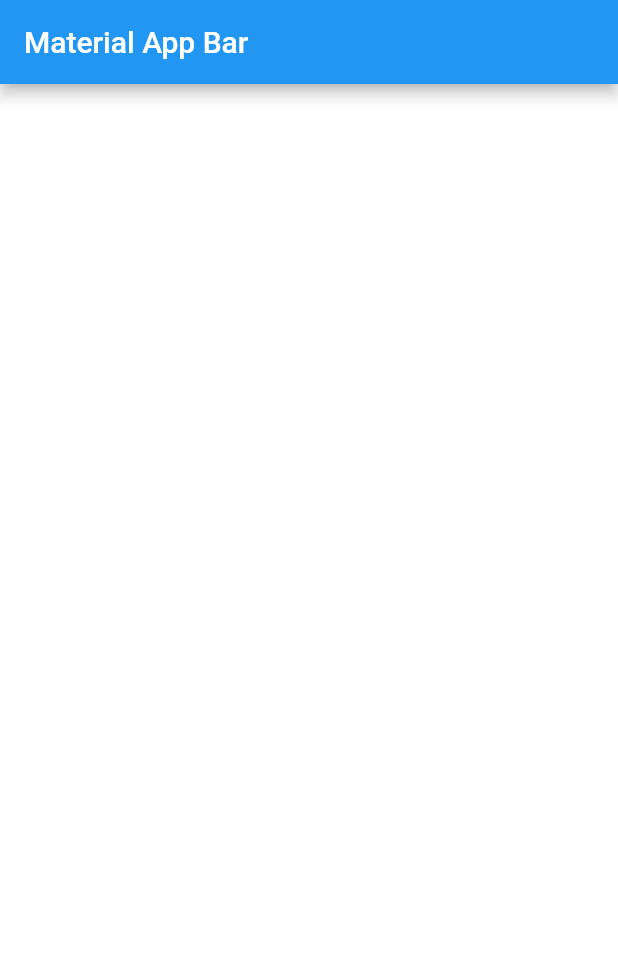
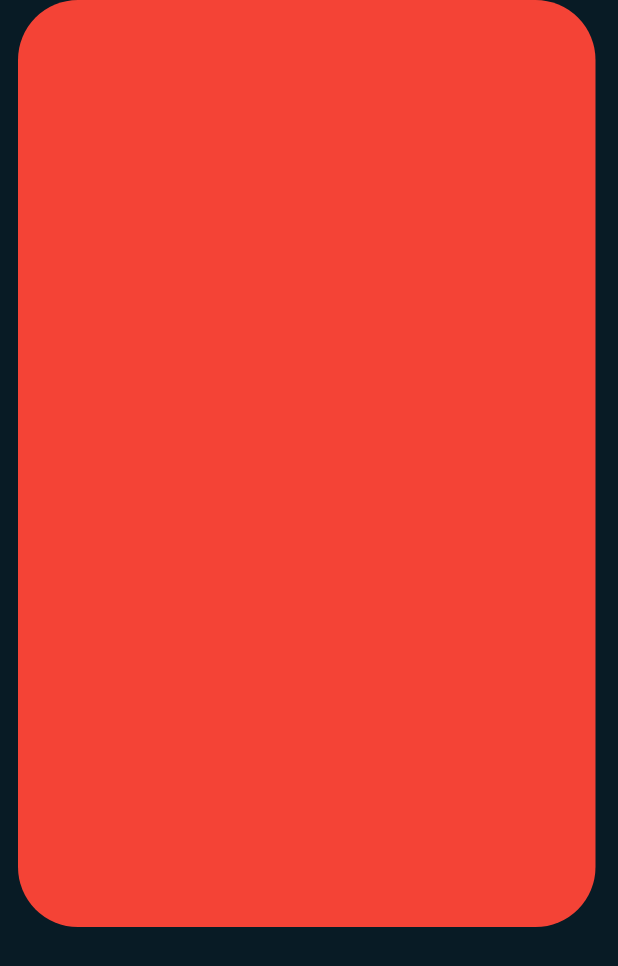
Before and after one commit to jakansha2001/weather_app, a Flutter app: the screen it shows after launch, on a phone screen of 412 x 824 dp. Shown: the top 966 px of the screen. Run offline on Flutter 3.47's test engine with Material 2 defaults, Android fonts, the phone set to English and light mode, and no system bars.

Commit message:
basic home page layout

```diff
--- a/lib/home/home.dart
+++ b/lib/home/home.dart
@@ -1,12 +1,28 @@
 import 'package:flutter/material.dart';
-import 'package:flutter/src/widgets/framework.dart';
-import 'package:flutter/src/widgets/placeholder.dart';
 
 class Home extends StatelessWidget {
   const Home({super.key});
 
   @override
   Widget build(BuildContext context) {
-    return const Scaffold();
+    Size size = MediaQuery.of(context).size;
+    return Scaffold(
+      body: Column(
+        children: [
+          Container(
+            height: size.height * 0.75,
+            width: size.width,
+            margin: const EdgeInsets.only(
+              left: 12,
+              right: 15,
+            ),
+            decoration: BoxDecoration(
+              color: Colors.red,
+              borderRadius: BorderRadius.circular(40),
+            ),
+          )
+        ],
+      ),
+    );
   }
 }
--- a/lib/main.dart
+++ b/lib/main.dart
@@ -11,14 +11,9 @@ class MyApp extends StatelessWidget {
     return MaterialApp(
       title: 'Material App',
       theme: ThemeData(
-        scaffoldBackgroundColor: Colors.transparent,
+        scaffoldBackgroundColor: const Color(0xff081b25),
       ),
-      home: Scaffold(
-        appBar: AppBar(
-          title: const Text('Material App Bar'),
-        ),
-        body: const Home(),
-      ),
+      home: const Home(),
     );
   }
 }
```
